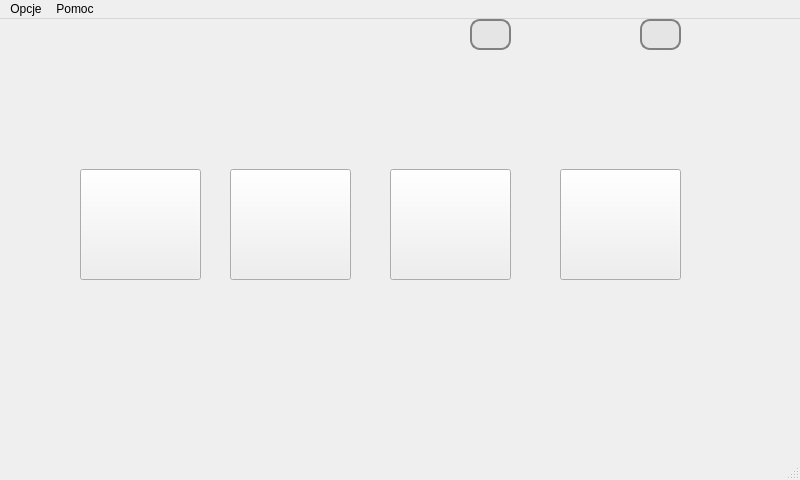
This is choosewindow.ui in mateusur/Home_automation as Qt 5 draws it before an edit. The edited form follows.
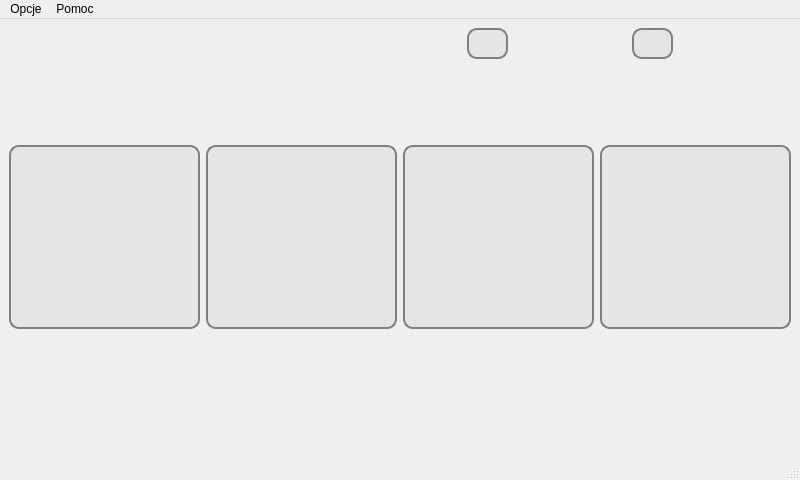
This is the edited form. Icons and pictures are not drawn.

```diff
--- a/choosewindow.ui
+++ b/choosewindow.ui
@@ -17,168 +17,399 @@
    <iconset resource="Icons.qrc">
     <normaloff>:/Icons/home_64.png</normaloff>:/Icons/home_64.png</iconset>
   </property>
+  <property name="styleSheet">
+   <string notr="true">QPushButton { 
+border: 2px solid grey;
+border-radius: 10px;
+text-align: center;
+background-color: rgb(229, 229, 229);
+}
+QPushButton:hover{
+	background-color: rgb(105, 215, 255);
+}
+QPushButton:pressed {
+    
+	background-color: rgb(214, 214, 214);
+    
+}</string>
+  </property>
   <widget class="QWidget" name="centralwidget">
-   <widget class="QPushButton" name="chickencoop_button">
-    <property name="geometry">
-     <rect>
-      <x>80</x>
-      <y>150</y>
-      <width>121</width>
-      <height>111</height>
-     </rect>
-    </property>
-    <property name="text">
-     <string/>
-    </property>
-   </widget>
-   <widget class="QPushButton" name="water_button">
-    <property name="geometry">
-     <rect>
-      <x>230</x>
-      <y>150</y>
-      <width>121</width>
-      <height>111</height>
-     </rect>
-    </property>
-    <property name="text">
-     <string/>
-    </property>
-   </widget>
-   <widget class="QPushButton" name="weather_button">
-    <property name="geometry">
-     <rect>
-      <x>390</x>
-      <y>150</y>
-      <width>121</width>
-      <height>111</height>
-     </rect>
-    </property>
-    <property name="text">
-     <string/>
-    </property>
-   </widget>
-   <widget class="QPushButton" name="lights_button">
-    <property name="geometry">
-     <rect>
-      <x>560</x>
-      <y>150</y>
-      <width>121</width>
-      <height>111</height>
-     </rect>
-    </property>
-    <property name="text">
-     <string/>
-    </property>
-   </widget>
-   <widget class="QLabel" name="label_hum">
-    <property name="geometry">
-     <rect>
-      <x>600</x>
-      <y>0</y>
-      <width>31</width>
-      <height>31</height>
-     </rect>
-    </property>
-    <property name="text">
-     <string/>
-    </property>
-   </widget>
-   <widget class="QLabel" name="label_temp">
-    <property name="geometry">
-     <rect>
-      <x>440</x>
-      <y>0</y>
-      <width>31</width>
-      <height>31</height>
-     </rect>
-    </property>
-    <property name="text">
-     <string/>
-    </property>
-   </widget>
-   <widget class="QLineEdit" name="lineEdit_temp">
-    <property name="geometry">
-     <rect>
-      <x>470</x>
-      <y>0</y>
-      <width>41</width>
-      <height>31</height>
-     </rect>
-    </property>
-    <property name="styleSheet">
-     <string notr="true">QLineEdit { 
+   <layout class="QGridLayout" name="gridLayout_2">
+    <item row="0" column="0" colspan="2">
+     <spacer name="horizontalSpacer_5">
+      <property name="orientation">
+       <enum>Qt::Horizontal</enum>
+      </property>
+      <property name="sizeHint" stdset="0">
+       <size>
+        <width>415</width>
+        <height>20</height>
+       </size>
+      </property>
+     </spacer>
+    </item>
+    <item row="0" column="2">
+     <widget class="QLabel" name="label_temp">
+      <property name="sizePolicy">
+       <sizepolicy hsizetype="Fixed" vsizetype="Fixed">
+        <horstretch>0</horstretch>
+        <verstretch>0</verstretch>
+       </sizepolicy>
+      </property>
+      <property name="minimumSize">
+       <size>
+        <width>31</width>
+        <height>31</height>
+       </size>
+      </property>
+      <property name="maximumSize">
+       <size>
+        <width>31</width>
+        <height>31</height>
+       </size>
+      </property>
+      <property name="text">
+       <string/>
+      </property>
+     </widget>
+    </item>
+    <item row="0" column="3">
+     <widget class="QLineEdit" name="lineEdit_temp">
+      <property name="sizePolicy">
+       <sizepolicy hsizetype="Fixed" vsizetype="Fixed">
+        <horstretch>0</horstretch>
+        <verstretch>0</verstretch>
+       </sizepolicy>
+      </property>
+      <property name="minimumSize">
+       <size>
+        <width>41</width>
+        <height>31</height>
+       </size>
+      </property>
+      <property name="maximumSize">
+       <size>
+        <width>41</width>
+        <height>31</height>
+       </size>
+      </property>
+      <property name="styleSheet">
+       <string notr="true">QLineEdit { 
 border: 2px solid grey;
 border-radius: 10px;
 text-align: center;
 background-color: rgb(229, 229, 229);
 }
 </string>
-    </property>
-    <property name="alignment">
-     <set>Qt::AlignCenter</set>
-    </property>
-   </widget>
-   <widget class="QLineEdit" name="lineEdit_hum">
-    <property name="geometry">
-     <rect>
-      <x>640</x>
-      <y>0</y>
-      <width>41</width>
-      <height>31</height>
-     </rect>
-    </property>
-    <property name="styleSheet">
-     <string notr="true">QLineEdit { 
+      </property>
+      <property name="alignment">
+       <set>Qt::AlignCenter</set>
+      </property>
+     </widget>
+    </item>
+    <item row="0" column="4">
+     <widget class="QLabel" name="label_temp_2">
+      <property name="sizePolicy">
+       <sizepolicy hsizetype="Fixed" vsizetype="Fixed">
+        <horstretch>0</horstretch>
+        <verstretch>0</verstretch>
+       </sizepolicy>
+      </property>
+      <property name="minimumSize">
+       <size>
+        <width>31</width>
+        <height>31</height>
+       </size>
+      </property>
+      <property name="maximumSize">
+       <size>
+        <width>31</width>
+        <height>31</height>
+       </size>
+      </property>
+      <property name="text">
+       <string/>
+      </property>
+     </widget>
+    </item>
+    <item row="0" column="5">
+     <spacer name="horizontalSpacer">
+      <property name="orientation">
+       <enum>Qt::Horizontal</enum>
+      </property>
+      <property name="sizeType">
+       <enum>QSizePolicy::Minimum</enum>
+      </property>
+      <property name="sizeHint" stdset="0">
+       <size>
+        <width>27</width>
+        <height>20</height>
+       </size>
+      </property>
+     </spacer>
+    </item>
+    <item row="0" column="6">
+     <widget class="QLabel" name="label_hum">
+      <property name="sizePolicy">
+       <sizepolicy hsizetype="Fixed" vsizetype="Fixed">
+        <horstretch>0</horstretch>
+        <verstretch>0</verstretch>
+       </sizepolicy>
+      </property>
+      <property name="minimumSize">
+       <size>
+        <width>31</width>
+        <height>31</height>
+       </size>
+      </property>
+      <property name="maximumSize">
+       <size>
+        <width>31</width>
+        <height>31</height>
+       </size>
+      </property>
+      <property name="text">
+       <string/>
+      </property>
+     </widget>
+    </item>
+    <item row="0" column="7">
+     <widget class="QLineEdit" name="lineEdit_hum">
+      <property name="sizePolicy">
+       <sizepolicy hsizetype="Fixed" vsizetype="Fixed">
+        <horstretch>0</horstretch>
+        <verstretch>0</verstretch>
+       </sizepolicy>
+      </property>
+      <property name="minimumSize">
+       <size>
+        <width>41</width>
+        <height>31</height>
+       </size>
+      </property>
+      <property name="maximumSize">
+       <size>
+        <width>41</width>
+        <height>31</height>
+       </size>
+      </property>
+      <property name="styleSheet">
+       <string notr="true">QLineEdit { 
 border: 2px solid grey;
 border-radius: 10px;
 text-align: center;
 background-color: rgb(229, 229, 229);
 }
 </string>
-    </property>
-    <property name="alignment">
-     <set>Qt::AlignCenter</set>
-    </property>
-   </widget>
-   <widget class="QLabel" name="label_temp_2">
-    <property name="geometry">
-     <rect>
-      <x>510</x>
-      <y>0</y>
-      <width>31</width>
-      <height>31</height>
-     </rect>
-    </property>
-    <property name="text">
-     <string/>
-    </property>
-   </widget>
-   <widget class="QLabel" name="label_hum_2">
-    <property name="geometry">
-     <rect>
-      <x>680</x>
-      <y>0</y>
-      <width>31</width>
-      <height>31</height>
-     </rect>
-    </property>
-    <property name="text">
-     <string/>
-    </property>
-   </widget>
-   <widget class="QLabel" name="label_doors">
-    <property name="geometry">
-     <rect>
-      <x>760</x>
-      <y>0</y>
-      <width>31</width>
-      <height>31</height>
-     </rect>
-    </property>
-    <property name="text">
-     <string/>
-    </property>
-   </widget>
+      </property>
+      <property name="alignment">
+       <set>Qt::AlignCenter</set>
+      </property>
+     </widget>
+    </item>
+    <item row="0" column="8">
+     <widget class="QLabel" name="label_hum_2">
+      <property name="sizePolicy">
+       <sizepolicy hsizetype="Fixed" vsizetype="Fixed">
+        <horstretch>0</horstretch>
+        <verstretch>0</verstretch>
+       </sizepolicy>
+      </property>
+      <property name="minimumSize">
+       <size>
+        <width>31</width>
+        <height>31</height>
+       </size>
+      </property>
+      <property name="maximumSize">
+       <size>
+        <width>31</width>
+        <height>31</height>
+       </size>
+      </property>
+      <property name="text">
+       <string/>
+      </property>
+     </widget>
+    </item>
+    <item row="0" column="9">
+     <spacer name="horizontalSpacer_2">
+      <property name="orientation">
+       <enum>Qt::Horizontal</enum>
+      </property>
+      <property name="sizeType">
+       <enum>QSizePolicy::Minimum</enum>
+      </property>
+      <property name="sizeHint" stdset="0">
+       <size>
+        <width>17</width>
+        <height>20</height>
+       </size>
+      </property>
+     </spacer>
+    </item>
+    <item row="0" column="10">
+     <widget class="QLabel" name="label_doors">
+      <property name="sizePolicy">
+       <sizepolicy hsizetype="Fixed" vsizetype="Fixed">
+        <horstretch>0</horstretch>
+        <verstretch>0</verstretch>
+       </sizepolicy>
+      </property>
+      <property name="minimumSize">
+       <size>
+        <width>31</width>
+        <height>31</height>
+       </size>
+      </property>
+      <property name="maximumSize">
+       <size>
+        <width>31</width>
+        <height>31</height>
+       </size>
+      </property>
+      <property name="text">
+       <string/>
+      </property>
+     </widget>
+    </item>
+    <item row="1" column="0">
+     <spacer name="verticalSpacer_2">
+      <property name="orientation">
+       <enum>Qt::Vertical</enum>
+      </property>
+      <property name="sizeType">
+       <enum>QSizePolicy::Preferred</enum>
+      </property>
+      <property name="sizeHint" stdset="0">
+       <size>
+        <width>20</width>
+        <height>80</height>
+       </size>
+      </property>
+     </spacer>
+    </item>
+    <item row="2" column="0" colspan="11">
+     <layout class="QGridLayout" name="gridLayout">
+      <item row="0" column="1">
+       <widget class="QPushButton" name="water_button">
+        <property name="sizePolicy">
+         <sizepolicy hsizetype="Preferred" vsizetype="Preferred">
+          <horstretch>0</horstretch>
+          <verstretch>0</verstretch>
+         </sizepolicy>
+        </property>
+        <property name="minimumSize">
+         <size>
+          <width>120</width>
+          <height>120</height>
+         </size>
+        </property>
+        <property name="baseSize">
+         <size>
+          <width>195</width>
+          <height>195</height>
+         </size>
+        </property>
+        <property name="text">
+         <string/>
+        </property>
+       </widget>
+      </item>
+      <item row="0" column="0">
+       <widget class="QPushButton" name="chickencoop_button">
+        <property name="sizePolicy">
+         <sizepolicy hsizetype="Preferred" vsizetype="Preferred">
+          <horstretch>0</horstretch>
+          <verstretch>0</verstretch>
+         </sizepolicy>
+        </property>
+        <property name="minimumSize">
+         <size>
+          <width>120</width>
+          <height>120</height>
+         </size>
+        </property>
+        <property name="baseSize">
+         <size>
+          <width>195</width>
+          <height>195</height>
+         </size>
+        </property>
+        <property name="text">
+         <string/>
+        </property>
+       </widget>
+      </item>
+      <item row="0" column="3">
+       <widget class="QPushButton" name="lights_button">
+        <property name="sizePolicy">
+         <sizepolicy hsizetype="Preferred" vsizetype="Preferred">
+          <horstretch>0</horstretch>
+          <verstretch>0</verstretch>
+         </sizepolicy>
+        </property>
+        <property name="minimumSize">
+         <size>
+          <width>120</width>
+          <height>120</height>
+         </size>
+        </property>
+        <property name="baseSize">
+         <size>
+          <width>195</width>
+          <height>195</height>
+         </size>
+        </property>
+        <property name="text">
+         <string/>
+        </property>
+       </widget>
+      </item>
+      <item row="0" column="2">
+       <widget class="QPushButton" name="weather_button">
+        <property name="sizePolicy">
+         <sizepolicy hsizetype="Preferred" vsizetype="Preferred">
+          <horstretch>0</horstretch>
+          <verstretch>0</verstretch>
+         </sizepolicy>
+        </property>
+        <property name="minimumSize">
+         <size>
+          <width>120</width>
+          <height>120</height>
+         </size>
+        </property>
+        <property name="baseSize">
+         <size>
+          <width>195</width>
+          <height>195</height>
+         </size>
+        </property>
+        <property name="text">
+         <string/>
+        </property>
+       </widget>
+      </item>
+     </layout>
+    </item>
+    <item row="3" column="1">
+     <spacer name="verticalSpacer">
+      <property name="orientation">
+       <enum>Qt::Vertical</enum>
+      </property>
+      <property name="sizeType">
+       <enum>QSizePolicy::Maximum</enum>
+      </property>
+      <property name="sizeHint" stdset="0">
+       <size>
+        <width>20</width>
+        <height>120</height>
+       </size>
+      </property>
+     </spacer>
+    </item>
+   </layout>
   </widget>
   <widget class="QMenuBar" name="menubar">
    <property name="geometry">
```
Left out of the diff: 5 changed lines with no effect on the pictures.
